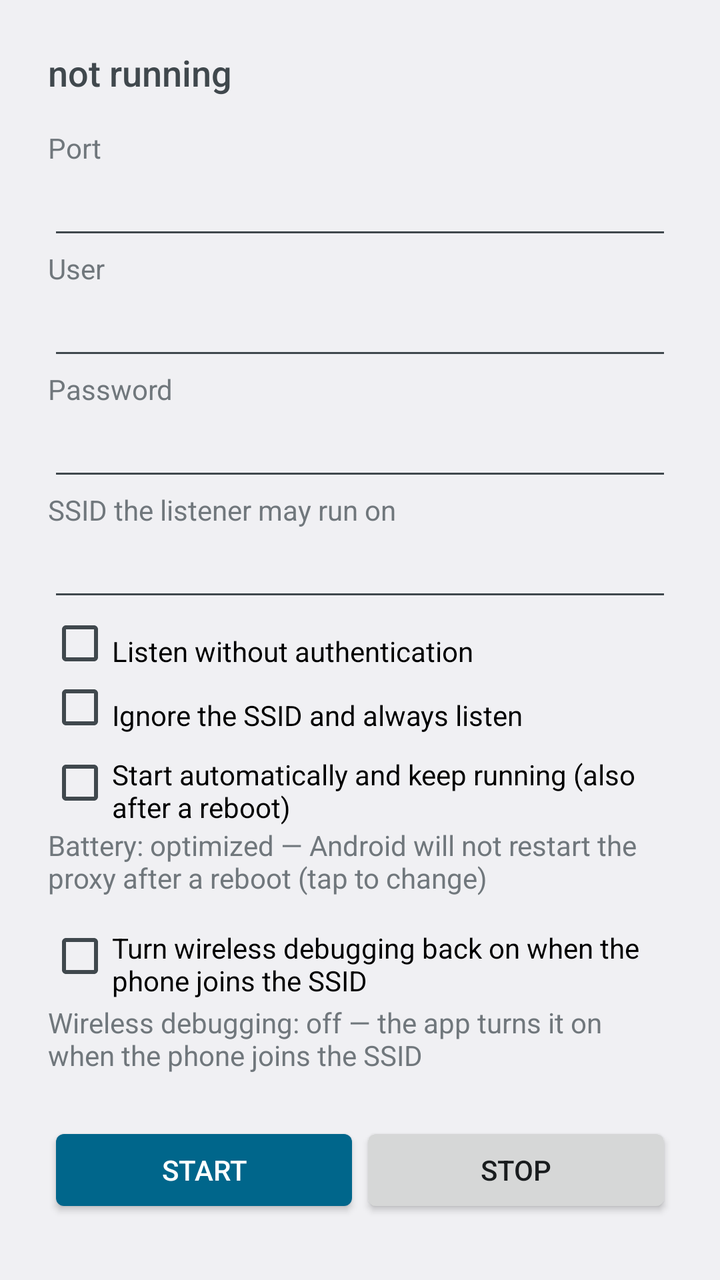
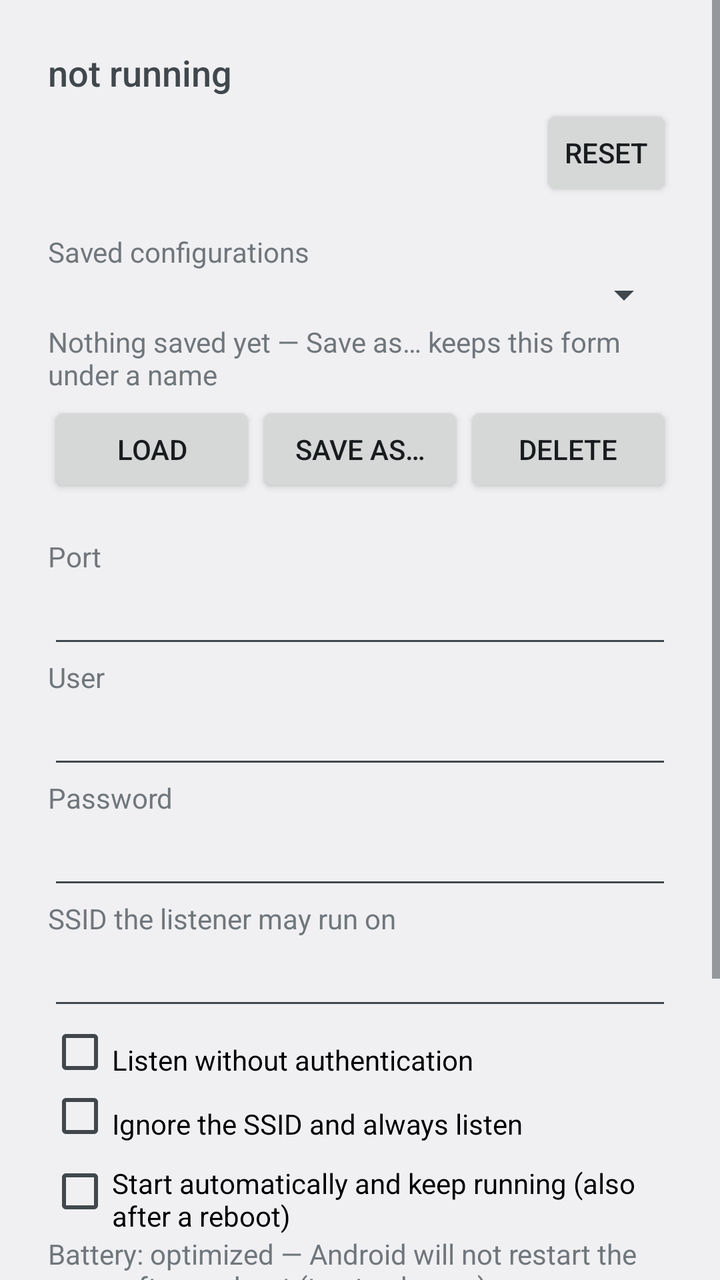

Screens rendered from an Android XML layout before and after an edit, with the pre-edit source and the edit as a unified diff.
<!-- AndroidManifest.xml: activity theme AppTheme -->
<!-- res/layout/activity_main.xml -->
<?xml version="1.0" encoding="utf-8"?>
<ScrollView xmlns:android="http://schemas.android.com/apk/res/android"
    android:layout_width="match_parent"
    android:layout_height="match_parent"
    android:fillViewport="true">

    <LinearLayout
        android:layout_width="match_parent"
        android:layout_height="wrap_content"
        android:orientation="vertical"
        android:padding="24dp">

        <TextView
            android:id="@+id/status"
            android:layout_width="match_parent"
            android:layout_height="wrap_content"
            android:paddingBottom="16dp"
            android:text="@string/status_unknown"
            android:textAppearance="?android:attr/textAppearanceMedium" />

        <TextView
            android:layout_width="match_parent"
            android:layout_height="wrap_content"
            android:labelFor="@+id/port"
            android:text="@string/label_port" />

        <EditText
            android:id="@+id/port"
            android:layout_width="match_parent"
            android:layout_height="wrap_content"
            android:autofillHints=""
            android:inputType="number" />

        <TextView
            android:layout_width="match_parent"
            android:layout_height="wrap_content"
            android:labelFor="@+id/user"
            android:text="@string/label_user" />

        <EditText
            android:id="@+id/user"
            android:layout_width="match_parent"
            android:layout_height="wrap_content"
            android:autofillHints="username"
            android:inputType="text" />

        <TextView
            android:layout_width="match_parent"
            android:layout_height="wrap_content"
            android:labelFor="@+id/password"
            android:text="@string/label_password" />

        <EditText
            android:id="@+id/password"
            android:layout_width="match_parent"
            android:layout_height="wrap_content"
            android:autofillHints="password"
            android:inputType="textPassword" />

        <TextView
            android:layout_width="match_parent"
            android:layout_height="wrap_content"
            android:labelFor="@+id/ssid"
            android:text="@string/label_ssid" />

        <EditText
            android:id="@+id/ssid"
            android:layout_width="match_parent"
            android:layout_height="wrap_content"
            android:autofillHints=""
            android:inputType="text" />

        <CheckBox
            android:id="@+id/anonymous"
            android:layout_width="match_parent"
            android:layout_height="wrap_content"
            android:paddingTop="8dp"
            android:text="@string/label_anonymous" />

        <CheckBox
            android:id="@+id/any_network"
            android:layout_width="match_parent"
            android:layout_height="wrap_content"
            android:paddingTop="8dp"
            android:text="@string/label_any_network" />

        <CheckBox
            android:id="@+id/auto_start"
            android:layout_width="match_parent"
            android:layout_height="wrap_content"
            android:paddingTop="8dp"
            android:text="@string/label_auto_start" />

        <TextView
            android:id="@+id/battery"
            android:layout_width="match_parent"
            android:layout_height="wrap_content"
            android:paddingBottom="8dp"
            android:text="@string/battery_optimized"
            android:textAppearance="?android:attr/textAppearanceSmall" />

        <CheckBox
            android:id="@+id/adb_wifi"
            android:layout_width="match_parent"
            android:layout_height="wrap_content"
            android:paddingTop="8dp"
            android:text="@string/label_adb_wifi" />

        <TextView
            android:id="@+id/adb_state"
            android:layout_width="match_parent"
            android:layout_height="wrap_content"
            android:paddingTop="2dp"
            android:paddingBottom="8dp"
            android:text="@string/adb_wifi_state_off"
            android:textAppearance="?android:attr/textAppearanceSmall" />

        <TextView
            android:id="@+id/pending"
            android:layout_width="match_parent"
            android:layout_height="wrap_content"
            android:paddingTop="16dp"
            android:text="@string/pending_changes"
            android:textAppearance="?android:attr/textAppearanceSmall"
            android:visibility="gone" />

        <LinearLayout
            android:layout_width="match_parent"
            android:layout_height="wrap_content"
            android:orientation="horizontal"
            android:paddingTop="16dp">

            <Button
                android:id="@+id/start"
                android:layout_width="0dp"
                android:layout_height="wrap_content"
                android:layout_weight="1"
                android:backgroundTint="?android:attr/colorAccent"
                android:text="@string/action_start"
                android:textColor="@android:color/white" />

            <Button
                android:id="@+id/stop"
                android:layout_width="0dp"
                android:layout_height="wrap_content"
                android:layout_weight="1"
                android:text="@string/action_stop" />
        </LinearLayout>
    </LinearLayout>
</ScrollView>
<!-- resources referenced by this layout -->
<resources>
  <string name="action_start">Start</string>
  <string name="action_stop">Stop</string>
  <string name="adb_wifi_state_off">Wireless debugging: off — the app turns it on when the phone joins the SSID</string>
  <string name="battery_optimized">Battery: optimized — Android will not restart the proxy after a reboot (tap to change)</string>
  <string name="label_adb_wifi">Turn wireless debugging back on when the phone joins the SSID</string>
  <string name="label_anonymous">Listen without authentication</string>
  <string name="label_any_network">Ignore the SSID and always listen</string>
  <string name="label_auto_start">Start automatically and keep running (also after a reboot)</string>
  <string name="label_password">Password</string>
  <string name="label_port">Port</string>
  <string name="label_ssid">SSID the listener may run on</string>
  <string name="label_user">User</string>
  <string name="pending_changes">Not applied yet — press Start</string>
  <string name="status_unknown">not running</string>
  <style name="AppTheme" parent="@android:style/Theme.DeviceDefault.DayNight">
          <item name="android:windowOptOutEdgeToEdgeEnforcement">true</item>
      </style>
</resources>

<!-- the commit's change to res/layout/activity_main.xml (unified diff, before → after) -->
@@ -10,17 +10,95 @@
         android:orientation="vertical"
         android:padding="24dp">
 
+        
         <TextView
             android:id="@+id/status"
             android:layout_width="match_parent"
             android:layout_height="wrap_content"
-            android:paddingBottom="16dp"
+            android:paddingBottom="4dp"
             android:text="@string/status_unknown"
             android:textAppearance="?android:attr/textAppearanceMedium" />
 
-        <TextView
-            android:layout_width="match_parent"
-            android:layout_height="wrap_content"
+        
+        <LinearLayout
+            android:layout_width="match_parent"
+            android:layout_height="wrap_content"
+            android:gravity="center_vertical"
+            android:orientation="horizontal"
+            android:paddingBottom="8dp">
+
+            <TextView
+                android:id="@+id/active"
+                android:layout_width="0dp"
+                android:layout_height="wrap_content"
+                android:layout_weight="1"
+                android:paddingEnd="8dp"
+                android:textAppearance="?android:attr/textAppearanceSmall" />
+
+            <Button
+                android:id="@+id/reset"
+                style="?android:attr/buttonStyleSmall"
+                android:layout_width="wrap_content"
+                android:layout_height="wrap_content"
+                android:text="@string/action_reset" />
+        </LinearLayout>
+
+        
+        <TextView
+            android:layout_width="match_parent"
+            android:layout_height="wrap_content"
+            android:paddingTop="8dp"
+            android:text="@string/label_saved"
+            android:textAppearance="?android:attr/textAppearanceSmall" />
+
+        <Spinner
+            android:id="@+id/profiles"
+            android:layout_width="match_parent"
+            android:layout_height="wrap_content" />
+
+        <TextView
+            android:id="@+id/profile_summary"
+            android:layout_width="match_parent"
+            android:layout_height="wrap_content"
+            android:paddingTop="2dp"
+            android:text="@string/profiles_none"
+            android:textAppearance="?android:attr/textAppearanceSmall" />
+
+        <LinearLayout
+            android:layout_width="match_parent"
+            android:layout_height="wrap_content"
+            android:paddingTop="4dp"
+            android:orientation="horizontal">
+
+            <Button
+                android:id="@+id/load_profile"
+                style="?android:attr/buttonStyleSmall"
+                android:layout_width="0dp"
+                android:layout_height="wrap_content"
+                android:layout_weight="1"
+                android:text="@string/action_load" />
+
+            <Button
+                android:id="@+id/save_profile"
+                style="?android:attr/buttonStyleSmall"
+                android:layout_width="0dp"
+                android:layout_height="wrap_content"
+                android:layout_weight="1"
+                android:text="@string/action_save_as" />
+
+            <Button
+                android:id="@+id/delete_profile"
+                style="?android:attr/buttonStyleSmall"
+                android:layout_width="0dp"
+                android:layout_height="wrap_content"
+                android:layout_weight="1"
+                android:text="@string/action_delete" />
+        </LinearLayout>
+
+        <TextView
+            android:layout_width="match_parent"
+            android:layout_height="wrap_content"
+            android:paddingTop="20dp"
             android:labelFor="@+id/port"
             android:text="@string/label_port" />
 
<!-- resource entries referenced after the edit -->
@@ -1,5 +1,9 @@
 <!-- resources referenced by this layout -->
 <resources>
+  <string name="action_delete">Delete</string>
+  <string name="action_load">Load</string>
+  <string name="action_reset">Reset</string>
+  <string name="action_save_as">Save as…</string>
   <string name="action_start">Start</string>
   <string name="action_stop">Stop</string>
   <string name="adb_wifi_state_off">Wireless debugging: off — the app turns it on when the phone joins the SSID</string>
@@ -10,9 +14,11 @@
   <string name="label_auto_start">Start automatically and keep running (also after a reboot)</string>
   <string name="label_password">Password</string>
   <string name="label_port">Port</string>
+  <string name="label_saved">Saved configurations</string>
   <string name="label_ssid">SSID the listener may run on</string>
   <string name="label_user">User</string>
   <string name="pending_changes">Not applied yet — press Start</string>
+  <string name="profiles_none">Nothing saved yet — Save as… keeps this form under a name</string>
   <string name="status_unknown">not running</string>
   <style name="AppTheme" parent="@android:style/Theme.DeviceDefault.DayNight">
           <item name="android:windowOptOutEdgeToEdgeEnforcement">true</item>
